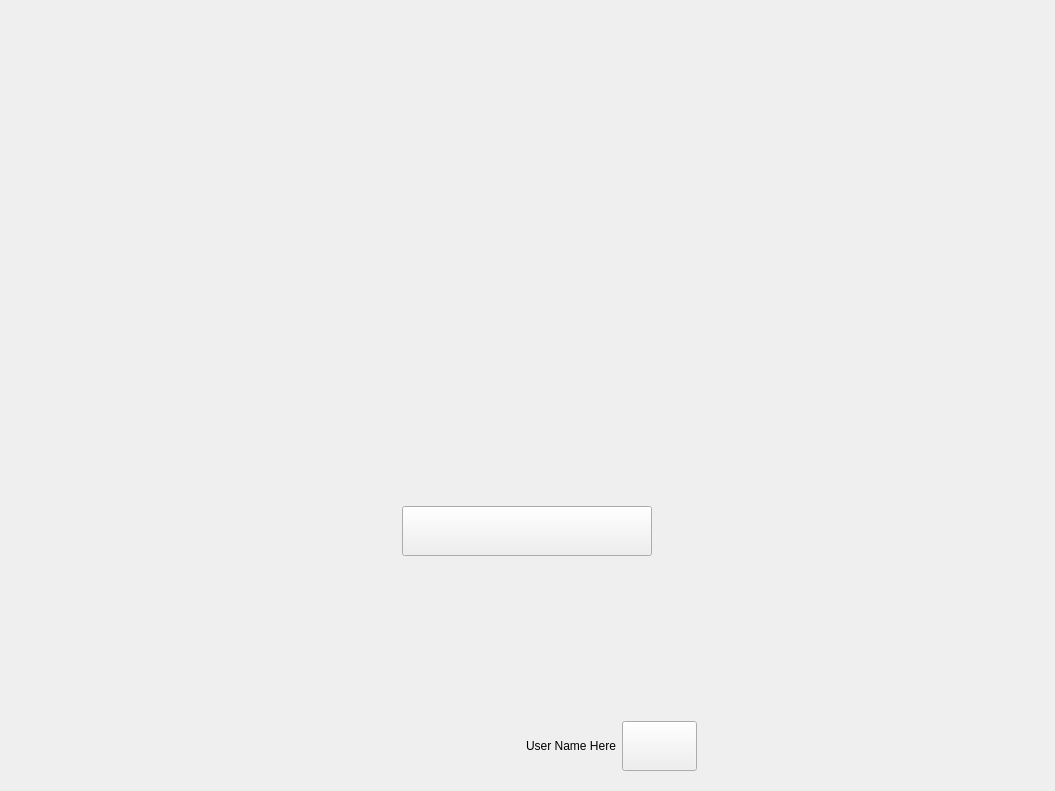
Old version of the form assets/ui/initpage.ui in the repository jfnavarro/st_viewer.
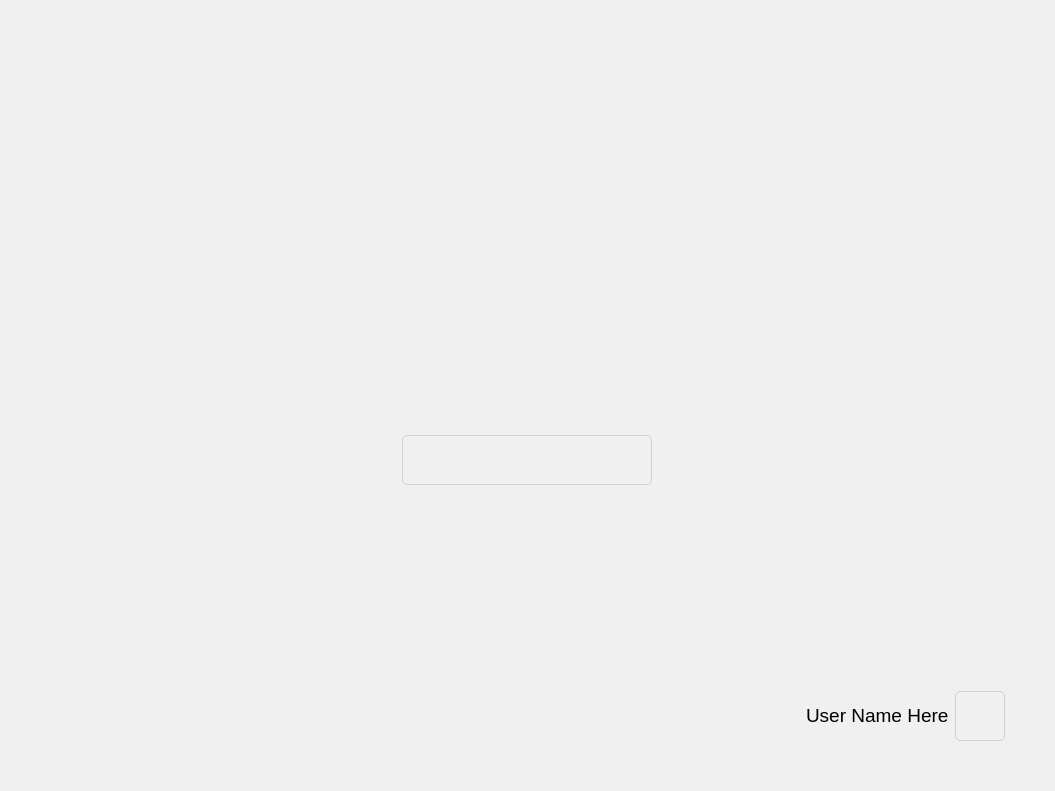
New version of the form. Icons and pictures are not drawn.

Commit message: Replaced some buttons. Added new buttons. Fixed style of table and improved layouts. Removed cell view page toolbar. Added frame for cell view page. Improve cell view page menus. Improve general style edit : added q_enum declarations edit2 : delcared enum metatype edit3: reverting q_enum and metatype, removing warning error edit4: connecting to real object and not QPointer wrapper edit5: added a workaround for the known problems of networks callbacks being invoked twice edit6: fixed small typos edit7: forgot to save edited file

The edit to the form file:
```diff
--- a/assets/ui/initpage.ui
+++ b/assets/ui/initpage.ui
@@ -20,181 +20,74 @@
    <enum>Qt::NoContextMenu</enum>
   </property>
   <property name="windowTitle">
-   <string>Form</string>
+   <string>Start Page</string>
+  </property>
+  <property name="styleSheet">
+   <string notr="true"/>
   </property>
   <layout class="QVBoxLayout" name="verticalLayout">
+   <property name="leftMargin">
+    <number>0</number>
+   </property>
+   <property name="topMargin">
+    <number>0</number>
+   </property>
+   <property name="rightMargin">
+    <number>0</number>
+   </property>
+   <property name="bottomMargin">
+    <number>0</number>
+   </property>
    <item>
     <widget class="QWidget" name="widget" native="true">
-     <property name="contextMenuPolicy">
-      <enum>Qt::DefaultContextMenu</enum>
+     <property name="styleSheet">
+      <string notr="true">background-color: rgb(240, 240, 240)</string>
      </property>
-     <property name="autoFillBackground">
-      <bool>false</bool>
-     </property>
-     <layout class="QGridLayout" name="gridLayout">
-      <item row="4" column="1">
-       <layout class="QHBoxLayout" name="horizontalLayout">
-        <item>
-         <spacer name="horizontalSpacer5">
-          <property name="orientation">
-           <enum>Qt::Horizontal</enum>
-          </property>
-          <property name="sizeType">
-           <enum>QSizePolicy::Fixed</enum>
-          </property>
-          <property name="sizeHint" stdset="0">
-           <size>
-            <width>20</width>
-            <height>20</height>
-           </size>
-          </property>
-         </spacer>
-        </item>
-        <item>
-         <spacer name="horizontalSpacer">
-          <property name="orientation">
-           <enum>Qt::Horizontal</enum>
-          </property>
-          <property name="sizeHint" stdset="0">
-           <size>
-            <width>40</width>
-            <height>20</height>
-           </size>
-          </property>
-         </spacer>
-        </item>
-        <item>
-         <widget class="QLabel" name="user_name">
-          <property name="sizePolicy">
-           <sizepolicy hsizetype="Preferred" vsizetype="Fixed">
-            <horstretch>0</horstretch>
-            <verstretch>0</verstretch>
-           </sizepolicy>
-          </property>
-          <property name="text">
-           <string>User Name Here</string>
-          </property>
-          <property name="scaledContents">
-           <bool>true</bool>
-          </property>
-         </widget>
-        </item>
-        <item>
-         <widget class="QPushButton" name="logoutButt">
-          <property name="sizePolicy">
-           <sizepolicy hsizetype="Fixed" vsizetype="Fixed">
-            <horstretch>0</horstretch>
-            <verstretch>0</verstretch>
-           </sizepolicy>
-          </property>
-          <property name="minimumSize">
-           <size>
-            <width>75</width>
-            <height>50</height>
-           </size>
-          </property>
-          <property name="maximumSize">
-           <size>
-            <width>75</width>
-            <height>50</height>
-           </size>
-          </property>
-          <property name="cursor">
-           <cursorShape>ArrowCursor</cursorShape>
-          </property>
-          <property name="mouseTracking">
-           <bool>false</bool>
-          </property>
-          <property name="focusPolicy">
-           <enum>Qt::NoFocus</enum>
-          </property>
-          <property name="contextMenuPolicy">
-           <enum>Qt::DefaultContextMenu</enum>
-          </property>
-          <property name="toolTip">
-           <string extracomment="Log Out the Session">Log Out</string>
-          </property>
-          <property name="statusTip">
-           <string extracomment="Log Out the Session">Log Out</string>
-          </property>
-          <property name="layoutDirection">
-           <enum>Qt::LeftToRight</enum>
-          </property>
-          <property name="text">
-           <string/>
-          </property>
-          <property name="icon">
-           <iconset resource="../../../st_client-build/application.qrc">
-            <normaloff>:/images/logout.png</normaloff>:/images/logout.png</iconset>
-          </property>
-          <property name="iconSize">
-           <size>
-            <width>25</width>
-            <height>25</height>
-           </size>
-          </property>
-         </widget>
-        </item>
-       </layout>
-      </item>
-      <item row="1" column="0">
-       <spacer name="horizontalSpacer2">
+     <layout class="QVBoxLayout" name="verticalLayout_3">
+      <property name="leftMargin">
+       <number>10</number>
+      </property>
+      <property name="topMargin">
+       <number>10</number>
+      </property>
+      <property name="rightMargin">
+       <number>10</number>
+      </property>
+      <property name="bottomMargin">
+       <number>10</number>
+      </property>
+      <item>
+       <spacer name="verticalSpacer_3">
         <property name="orientation">
-         <enum>Qt::Horizontal</enum>
-        </property>
-        <property name="sizeHint" stdset="0">
-         <size>
-          <width>40</width>
-          <height>20</height>
-         </size>
-        </property>
-       </spacer>
-      </item>
-      <item row="1" column="2">
-       <spacer name="horizontalSpacer3">
-        <property name="orientation">
-         <enum>Qt::Horizontal</enum>
-        </property>
-        <property name="sizeHint" stdset="0">
-         <size>
-          <width>40</width>
-          <height>20</height>
-         </size>
-        </property>
-       </spacer>
-      </item>
-      <item row="0" column="1">
-       <spacer name="verticalSpacer">
-        <property name="orientation">
          <enum>Qt::Vertical</enum>
         </property>
         <property name="sizeHint" stdset="0">
          <size>
           <width>20</width>
-          <height>89</height>
+          <height>40</height>
          </size>
         </property>
        </spacer>
       </item>
-      <item row="3" column="1">
-       <spacer name="verticalSpacer_2">
-        <property name="orientation">
-         <enum>Qt::Vertical</enum>
-        </property>
-        <property name="sizeHint" stdset="0">
-         <size>
-          <width>20</width>
-          <height>89</height>
-         </size>
-        </property>
-       </spacer>
-      </item>
-      <item row="2" column="1">
+      <item>
        <layout class="QVBoxLayout" name="verticalLayout_2">
-        <item alignment="Qt::AlignHCenter|Qt::AlignVCenter">
+        <item>
+         <spacer name="verticalSpacer_2">
+          <property name="orientation">
+           <enum>Qt::Vertical</enum>
+          </property>
+          <property name="sizeHint" stdset="0">
+           <size>
+            <width>20</width>
+            <height>40</height>
+           </size>
+          </property>
+         </spacer>
+        </item>
+        <item>
          <widget class="QLabel" name="stlogo">
           <property name="sizePolicy">
-           <sizepolicy hsizetype="Fixed" vsizetype="Fixed">
+           <sizepolicy hsizetype="Preferred" vsizetype="Preferred">
             <horstretch>0</horstretch>
             <verstretch>0</verstretch>
            </sizepolicy>
@@ -205,12 +98,6 @@
             <height>300</height>
            </size>
           </property>
-          <property name="maximumSize">
-           <size>
-            <width>300</width>
-            <height>300</height>
-           </size>
-          </property>
           <property name="layoutDirection">
            <enum>Qt::LeftToRight</enum>
           </property>
@@ -231,7 +118,7 @@
         <item alignment="Qt::AlignHCenter|Qt::AlignVCenter">
          <widget class="QPushButton" name="newExpButt">
           <property name="sizePolicy">
-           <sizepolicy hsizetype="Fixed" vsizetype="Fixed">
+           <sizepolicy hsizetype="Preferred" vsizetype="Preferred">
             <horstretch>0</horstretch>
             <verstretch>0</verstretch>
            </sizepolicy>
@@ -242,12 +129,6 @@
             <height>50</height>
            </size>
           </property>
-          <property name="maximumSize">
-           <size>
-            <width>250</width>
-            <height>50</height>
-           </size>
-          </property>
           <property name="cursor">
            <cursorShape>ArrowCursor</cursorShape>
           </property>
@@ -266,6 +147,11 @@
           <property name="statusTip">
            <string>Start Selection of Datasets</string>
           </property>
+          <property name="styleSheet">
+           <string notr="true">background-color: qlineargradient(spread:pad, x1:0, y1:0, x2:1, y2:0, stop:0 rgba(245, 245, 25, 255), stop:1 rgba(255, 255, 255, 255)s);
+border: 1px solid rgb(209, 209, 209);
+border-radius: 5px;</string>
+          </property>
           <property name="text">
            <string/>
           </property>
@@ -275,8 +161,8 @@
           </property>
           <property name="iconSize">
            <size>
-            <width>35</width>
-            <height>35</height>
+            <width>50</width>
+            <height>50</height>
            </size>
           </property>
           <property name="shortcut">
@@ -286,15 +172,143 @@
         </item>
        </layout>
       </item>
-      <item row="4" column="0">
-       <spacer name="horizontalSpacer_2">
+      <item>
+       <spacer name="verticalSpacer">
         <property name="orientation">
          <enum>Qt::Horizontal</enum>
         </property>
+        <property name="sizeType">
+         <enum>QSizePolicy::MinimumExpanding</enum>
+        </property>
         <property name="sizeHint" stdset="0">
          <size>
-          <width>40</width>
-          <height>20</height>
+          <width>20</width>
+          <height>200</height>
+         </size>
+        </property>
+       </spacer>
+      </item>
+      <item>
+       <layout class="QHBoxLayout" name="horizontalLayout">
+        <item>
+         <spacer name="horizontalSpacer">
+          <property name="orientation">
+           <enum>Qt::Horizontal</enum>
+          </property>
+          <property name="sizeHint" stdset="0">
+           <size>
+            <width>40</width>
+            <height>20</height>
+           </size>
+          </property>
+         </spacer>
+        </item>
+        <item>
+         <widget class="QLabel" name="user_name">
+          <property name="sizePolicy">
+           <sizepolicy hsizetype="Preferred" vsizetype="Fixed">
+            <horstretch>0</horstretch>
+            <verstretch>0</verstretch>
+           </sizepolicy>
+          </property>
+          <property name="font">
+           <font>
+            <pointsize>14</pointsize>
+           </font>
+          </property>
+          <property name="text">
+           <string>User Name Here</string>
+          </property>
+          <property name="scaledContents">
+           <bool>true</bool>
+          </property>
+         </widget>
+        </item>
+        <item>
+         <widget class="QPushButton" name="logoutButt">
+          <property name="sizePolicy">
+           <sizepolicy hsizetype="Fixed" vsizetype="Fixed">
+            <horstretch>0</horstretch>
+            <verstretch>0</verstretch>
+           </sizepolicy>
+          </property>
+          <property name="minimumSize">
+           <size>
+            <width>50</width>
+            <height>50</height>
+           </size>
+          </property>
+          <property name="cursor">
+           <cursorShape>PointingHandCursor</cursorShape>
+          </property>
+          <property name="mouseTracking">
+           <bool>false</bool>
+          </property>
+          <property name="focusPolicy">
+           <enum>Qt::ClickFocus</enum>
+          </property>
+          <property name="contextMenuPolicy">
+           <enum>Qt::DefaultContextMenu</enum>
+          </property>
+          <property name="toolTip">
+           <string extracomment="Log Out the Session">Log Out</string>
+          </property>
+          <property name="statusTip">
+           <string extracomment="Log Out the Session">Log Out</string>
+          </property>
+          <property name="layoutDirection">
+           <enum>Qt::LeftToRight</enum>
+          </property>
+          <property name="styleSheet">
+           <string notr="true">background-color: qlineargradient(spread:pad, x1:0, y1:0, x2:1, y2:0, stop:0 rgba(245, 245, 25, 255), stop:1 rgba(255, 255, 255, 255)s);
+border: 1px solid rgb(209, 209, 209);
+border-radius: 5px;</string>
+          </property>
+          <property name="text">
+           <string/>
+          </property>
+          <property name="icon">
+           <iconset resource="../../../st_client-build/application.qrc">
+            <normaloff>:/images/logout.png</normaloff>:/images/logout.png</iconset>
+          </property>
+          <property name="iconSize">
+           <size>
+            <width>25</width>
+            <height>25</height>
+           </size>
+          </property>
+         </widget>
+        </item>
+        <item>
+         <spacer name="horizontalSpacer_2">
+          <property name="orientation">
+           <enum>Qt::Horizontal</enum>
+          </property>
+          <property name="sizeType">
+           <enum>QSizePolicy::Minimum</enum>
+          </property>
+          <property name="sizeHint" stdset="0">
+           <size>
+            <width>40</width>
+            <height>20</height>
+           </size>
+          </property>
+         </spacer>
+        </item>
+       </layout>
+      </item>
+      <item>
+       <spacer name="verticalSpacer_4">
+        <property name="orientation">
+         <enum>Qt::Vertical</enum>
+        </property>
+        <property name="sizeType">
+         <enum>QSizePolicy::Minimum</enum>
+        </property>
+        <property name="sizeHint" stdset="0">
+         <size>
+          <width>20</width>
+          <height>40</height>
          </size>
         </property>
        </spacer>
```
Left out of the diff: 8 changed lines with no effect on the pictures. The commit also changes 57 other files.
